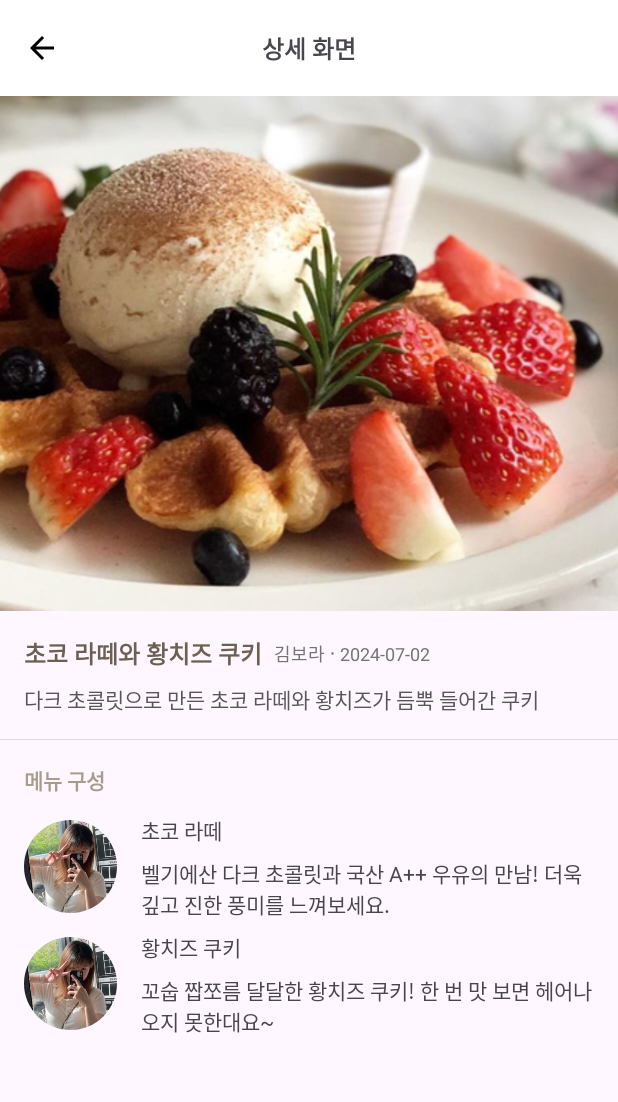
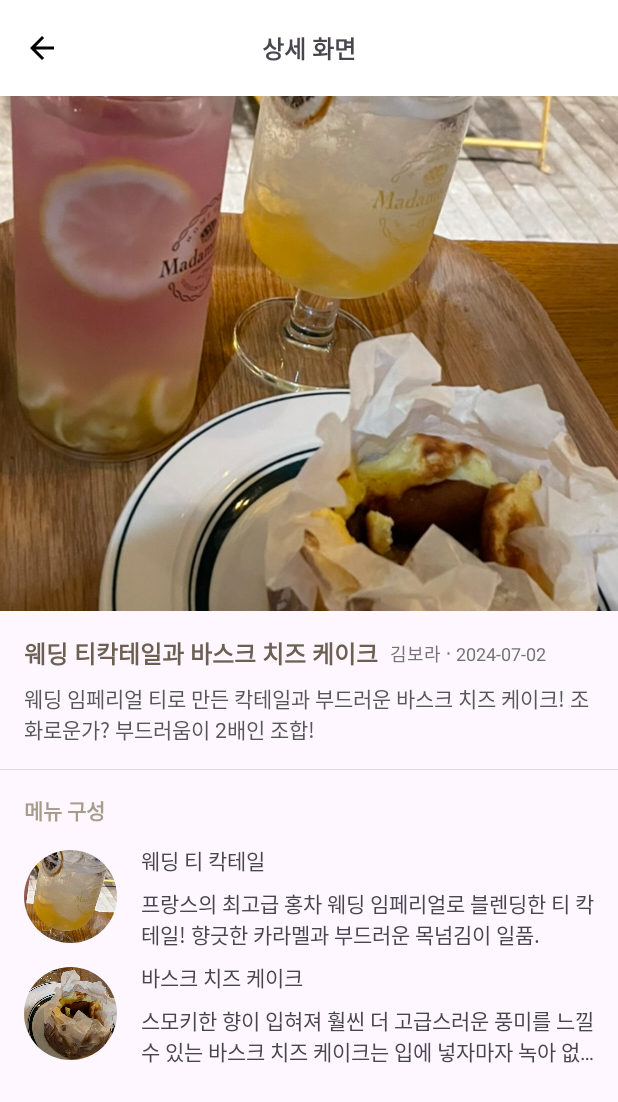
Before and after one commit to ImGaram/harmony_cafe, an Android app: the HomeActivity screen opened directly, with no data from a screen before it, after a tap on an icon or button, on a phone screen of 412 x 824 dp. Shown: the top 1102 px of the screen. Run offline under Robolectric (Android 15) with nearby library versions, the phone set to English and light mode, and no system bars.

Commit message:
수정 : 메뉴 이미지 추가 및 수정, lottie view.gone 누락된 것 재추가

```diff
--- a/app/src/main/java/com/harmony6/harmony_cafe/HomeActivity.kt
+++ b/app/src/main/java/com/harmony6/harmony_cafe/HomeActivity.kt
@@ -52,7 +52,9 @@ class HomeActivity : AppCompatActivity() {
         lottie.addAnimatorListener(object : Animator.AnimatorListener {
             override fun onAnimationStart(p0: Animator) {}
 
-            override fun onAnimationEnd(animation: Animator, isReverse: Boolean) {}
+            override fun onAnimationEnd(animation: Animator, isReverse: Boolean) {
+                lottie.visibility = View.GONE
+            }
 
             override fun onAnimationEnd(p0: Animator) {}
 
--- a/app/src/main/java/com/harmony6/harmony_cafe/data/MenuObject.kt
+++ b/app/src/main/java/com/harmony6/harmony_cafe/data/MenuObject.kt
@@ -59,14 +59,14 @@ object MenuObject {
             getString(R.string.menu_site5)
         )
         val menuImageList = listOf(
-            R.drawable.img_bread_pudding,
+            R.drawable.img_menu_bread_pudding,
             R.drawable.img_menu_taeyoung,
             R.drawable.img_menu_yooho,
             R.drawable.img_menu_imgaram,
-            R.drawable.img_component_ice_cream_crople,
+            R.drawable.img_menu_cheesecake,
         )
         val menuComponentImageList = listOf(
-            listOf(R.drawable.img_bread_pudding, R.drawable.home_feed_image1),
+            listOf(R.drawable.img_component_oolong_tea, R.drawable.img_component_bread_pudding),
             listOf(
                 R.drawable.img_component_ice_americano,
                 R.drawable.img_component_strawberry_tiramisu
@@ -76,7 +76,7 @@ object MenuObject {
                 R.drawable.img_component_grapefruit_ade,
                 R.drawable.img_component_ice_cream_crople
             ),
-            listOf(R.drawable.home_feed_profile1, R.drawable.home_feed_profile1)
+            listOf(R.drawable.img_component_tea_cocktail, R.drawable.img_component_cheesecake)
         )
 
         for (i in menuNameList.indices) {
--- a/app/src/main/res/values/strings.xml
+++ b/app/src/main/res/values/strings.xml
@@ -79,7 +79,7 @@
     <string name="menu_name3">콜드 브루와 소금우유생크림 와플</string>
     <string name="menu_desc3">단짠의 맛이 어우러지는 소금우유생크림 와플에, 살짝 존재하는 느끼함을 잡아주는 콜드브루의 조화.</string>
     <string name="menu_components3_name1">콜드 브루</string>
-    <string name="menu_components3_desc1">일반적인 커피와는 달리 차가운 물에 오랜시간 우려내서 쓴맛이 덜 하고 부드럽게 마실 수 있는 커피이다.</string>
+    <string name="menu_components3_desc1">일반적인 커피와는 달리 차가운 물에 오랜 시간 우려내서 쓴맛이 덜 하고 부드럽게 마실 수 있는 커피이다.</string>
     <string name="menu_components3_name2">소금우유생크림 와플</string>
     <string name="menu_components3_desc2">우유생크림에 소금을 약간 추가하여 단짠의 조화를 이루고 느끼함을 덜하게 해준 디저트이다.</string>
 
@@ -90,12 +90,12 @@
     <string name="menu_components4_name2">아이스크림 크로플</string>
     <string name="menu_components4_desc2">메뉴 설명을 입력해주세요.</string>
 
-    <string name="menu_name5">초코 라떼와 황치즈 쿠키</string>
-    <string name="menu_desc5">다크 초콜릿으로 만든 초코 라떼와 황치즈가 듬뿍 들어간 쿠키</string>
-    <string name="menu_components5_name1">초코 라떼</string>
-    <string name="menu_components5_desc1">벨기에산 다크 초콜릿과 국산 A++ 우유의 만남! 더욱 깊고 진한 풍미를 느껴보세요.</string>
-    <string name="menu_components5_name2">황치즈 쿠키</string>
-    <string name="menu_components5_desc2">꼬숩 짭쪼름 달달한 황치즈 쿠키! 한 번 맛 보면 헤어나오지 못한대요~</string>
+    <string name="menu_name5">웨딩 티칵테일과 바스크 치즈 케이크</string>
+    <string name="menu_desc5">웨딩 임페리얼 티로 만든 칵테일과 부드러운 바스크 치즈 케이크! 조화로운가? 부드러움이 2배인 조합!</string>
+    <string name="menu_components5_name1">웨딩 티 칵테일</string>
+    <string name="menu_components5_desc1">프랑스의 최고급 홍차 웨딩 임페리얼로 블렌딩한 티 칵테일! 향긋한 카라멜과 부드러운 목넘김이 일품.</string>
+    <string name="menu_components5_name2">바스크 치즈 케이크</string>
+    <string name="menu_components5_desc2">스모키한 향이 입혀져 훨씬 더 고급스러운 풍미를 느낄 수 있는 바스크 치즈 케이크는 입에 넣자마자 녹아 없어질 거예요~!</string>
 
     <!--사이트-->
     <string name="menu_site1" translatable="false">https://map.naver.com/p/entry/place/1113831375?c=15.00,0,0,0,dh</string>
```
Also changed, not shown: app/src/main/res/drawable/img_component_bread_pudding.jpeg (added), app/src/main/res/drawable/img_component_cheesecake.jpeg (added), app/src/main/res/drawable/img_component_oolong_tea.jpeg (added), app/src/main/res/drawable/img_component_tea_cocktail.jpeg (added), app/src/main/res/drawable/img_menu_bread_pudding.jpeg (renamed from app/src/main/res/drawable/img_bread_pudding.jpeg), app/src/main/res/drawable/img_menu_cheesecake.jpeg (added), 1 other file.
